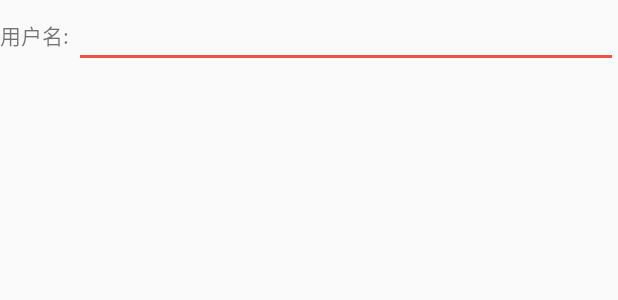
After one commit to pengkunRu/FamilyInstruction, an Android app: the layout activity_register.xml on its own in the app's theme, with its tools: preview values and no code run, on a phone screen of 412 x 824 dp. The commit adds this screen. Shown: the top 300 px of the screen. Run offline under Robolectric (Android 15) with nearby library versions, the phone set to English and light mode, and no system bars.

```diff
--- a/app/src/main/AndroidManifest.xml
+++ b/app/src/main/AndroidManifest.xml
@@ -42,7 +42,8 @@
         <activity
             android:name=".MediaListActivity"
             android:label="讲坛" />
-        <activity android:name=".WriterInfoActivity"></activity>
+        <activity android:name=".WriterInfoActivity" />
+        <activity android:name=".RegisterActivity"></activity>
     </application>
 
 </manifest>
--- a/app/src/main/java/com/example/android/familyinstruction/BookShelfActivity.java
+++ b/app/src/main/java/com/example/android/familyinstruction/BookShelfActivity.java
@@ -29,11 +29,11 @@ public class BookShelfActivity extends AppCompatActivity {
         Button mNoteMaterial = findViewById(R.id.note_material_button2);
         Button mTextMaterial = findViewById(R.id.text_material_button2);
         Button mMediaMaterial = findViewById(R.id.media_material_button2);
-        mNoteMaterial.setBackgroundColor(getResources().getColor(R.color.navigationColor));
+        mNoteMaterial.setBackgroundColor(getResources().getColor(R.color.white));
         mNoteMaterial.setTextColor(getResources().getColor(R.color.colorPrimary));
         mTextMaterial.setBackgroundColor(getResources().getColor(R.color.colorPrimary));
-        mTextMaterial.setTextColor(getResources().getColor(R.color.navigationColor));
-        mMediaMaterial.setBackgroundColor(getResources().getColor(R.color.navigationColor));
+        mTextMaterial.setTextColor(getResources().getColor(R.color.white));
+        mMediaMaterial.setBackgroundColor(getResources().getColor(R.color.white));
         mMediaMaterial.setTextColor(getResources().getColor(R.color.colorPrimary));
 
         // 界面导航到用户札记界面
--- a/app/src/main/java/com/example/android/familyinstruction/EpisodeActivity.java
+++ b/app/src/main/java/com/example/android/familyinstruction/EpisodeActivity.java
@@ -30,12 +30,12 @@ public class EpisodeActivity extends AppCompatActivity {
         Button mNoteMaterial = findViewById(R.id.note_material_button3);
         Button mTextMaterial = findViewById(R.id.text_material_button3);
         Button mMediaMaterial = findViewById(R.id.media_material_button3);
-        mNoteMaterial.setBackgroundColor(getResources().getColor(R.color.navigationColor));
+        mNoteMaterial.setBackgroundColor(getResources().getColor(R.color.white));
         mNoteMaterial.setTextColor(getResources().getColor(R.color.colorPrimary));
-        mTextMaterial.setBackgroundColor(getResources().getColor(R.color.navigationColor));
+        mTextMaterial.setBackgroundColor(getResources().getColor(R.color.white));
         mTextMaterial.setTextColor(getResources().getColor(R.color.colorPrimary));
         mMediaMaterial.setBackgroundColor(getResources().getColor(R.color.colorPrimary));
-        mMediaMaterial.setTextColor(getResources().getColor(R.color.navigationColor));
+        mMediaMaterial.setTextColor(getResources().getColor(R.color.white));
 
 
         // 界面导航到用户札记界面
--- a/app/src/main/java/com/example/android/familyinstruction/data/InstructionContract.java
+++ b/app/src/main/java/com/example/android/familyinstruction/data/InstructionContract.java
@@ -5,7 +5,6 @@ import android.net.Uri;
 import android.provider.BaseColumns;
 
 /**
- * Created by kun on 2018/5/28.
  * 使这个类成为final类，即不能被扩展（继承），因为他只是用来提供常量.
  * 合约类通常包含与数据库相关的常量.
  */
--- /dev/null
+++ b/app/src/main/res/layout/activity_register.xml
@@ -0,0 +1,25 @@
+<?xml version="1.0" encoding="utf-8"?>
+<LinearLayout xmlns:android="http://schemas.android.com/apk/res/android"
+    xmlns:app="http://schemas.android.com/apk/res-auto"
+    xmlns:tools="http://schemas.android.com/tools"
+    android:layout_width="match_parent"
+    android:layout_height="match_parent"
+    tools:context="com.example.android.familyinstruction.RegisterActivity">
+
+    <LinearLayout
+        android:orientation="horizontal"
+        android:layout_width="match_parent"
+        android:layout_height="wrap_content">
+        <TextView
+            android:text="用户名: "
+            android:id="@+id/user_name_text_view"
+            android:layout_width="wrap_content"
+            android:layout_height="wrap_content" />
+        <EditText
+            android:id="@+id/user_name_edit_view"
+            android:layout_width="match_parent"
+            android:layout_height="wrap_content" />
+    </LinearLayout>
+
+
+</LinearLayout>
--- a/app/src/main/res/values/colors.xml
+++ b/app/src/main/res/values/colors.xml
@@ -15,5 +15,5 @@
     <!-- Primary dark color for the editor -->
     <color name="editorColorPrimaryDark">#394450</color>
 
-    <color name="navigationColor">#FFFFFF</color>
+    <color name="white">#FFFFFF</color>
 </resources>
--- a/app/src/main/res/values/strings.xml
+++ b/app/src/main/res/values/strings.xml
@@ -3,6 +3,7 @@
     <string name="app_material_page_name">资料库</string>
     <string name="app_note_page_name">我的家训</string>
     <string name="action_test">测试</string>
+    <string name="action_register">登陆</string>
     <string name="family_instruction_material">资料库</string>
     <string name="action_delete_all_data">资料库</string>
     <string name="action_save">保存</string>
```
Also changed, not shown: app/src/main/java/com/example/android/familyinstruction/NoteMaterialActivity.java (+4 -4 lines), app/src/main/java/com/example/android/familyinstruction/RegisterActivity.java (added, +13 -0 lines), app/src/main/res/menu/menu_main.xml (+7 -1 lines).
